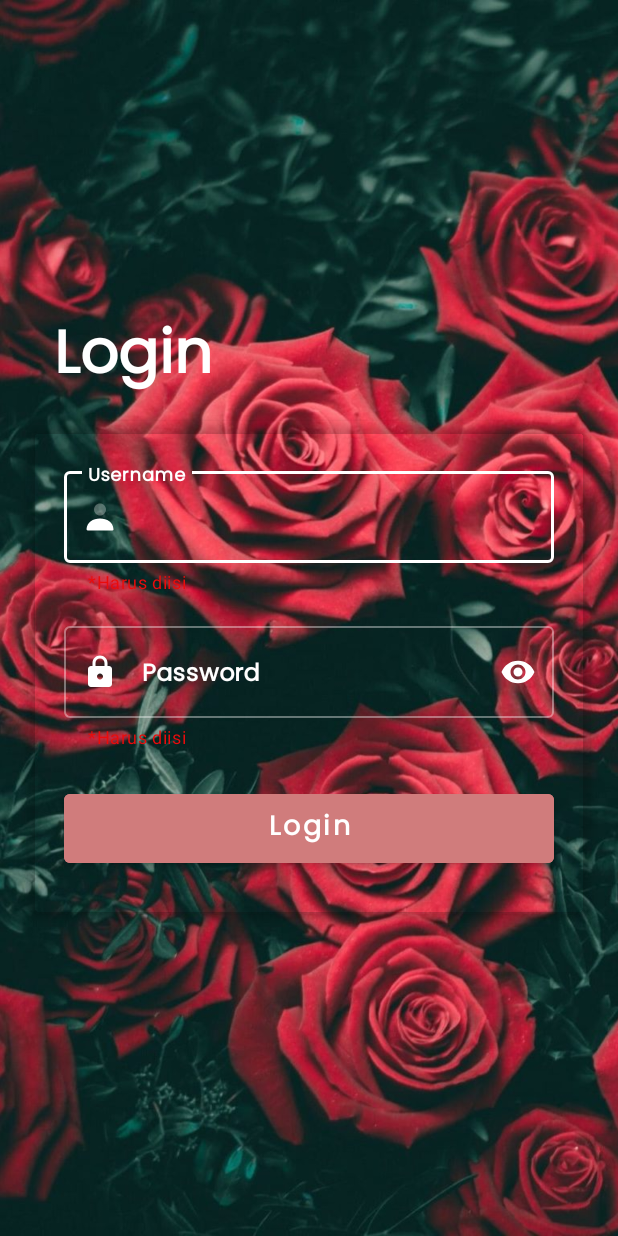
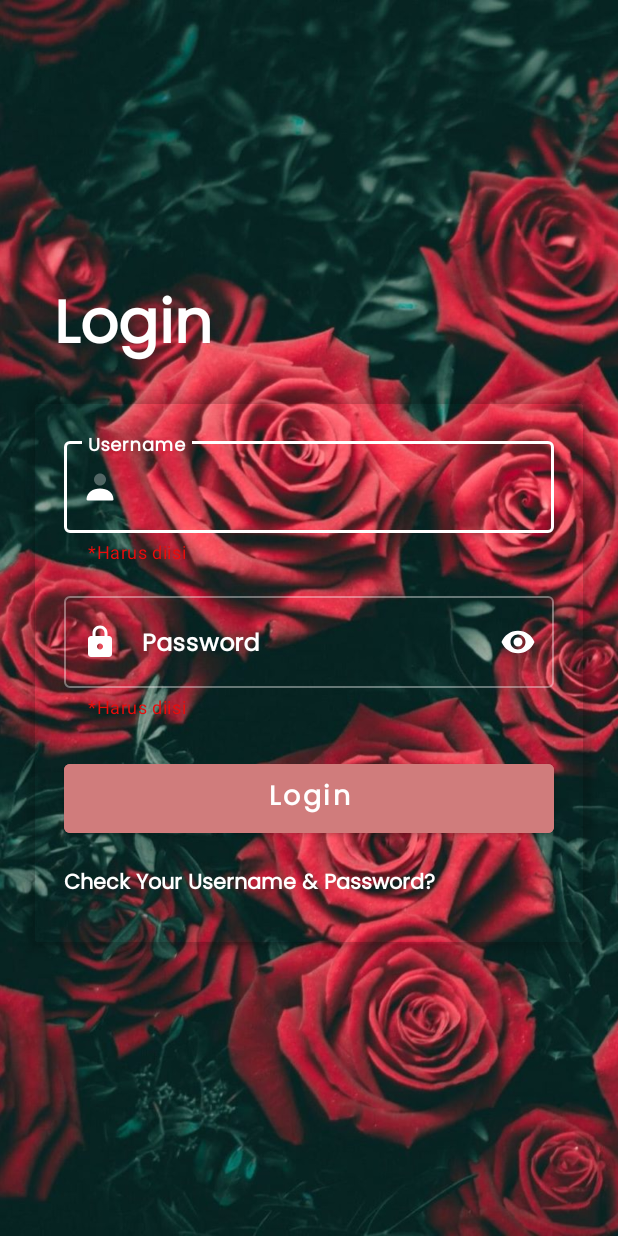
Before and after one commit to chairoel/BddExamProject, an Android app: the screen it shows after launch (LoginActivity), after a tap on "Login", on a phone screen of 412 x 824 dp. Run offline under Robolectric (Android 15) with nearby library versions, the phone set to English and light mode, and no system bars; libraries missing offline, so code that uses them is left out: eightbitlab.com.blurview; plain views replace BlurView; Roboto replaces fonts that are not available here; 1 statement that could not run was skipped.

Commit message:
update UI and add feature check login data

```diff
--- a/app/src/main/java/com/amrul/bdd/roseLover/ui/activity/LoginActivity.kt
+++ b/app/src/main/java/com/amrul/bdd/roseLover/ui/activity/LoginActivity.kt
@@ -1,13 +1,15 @@
 package com.amrul.bdd.roseLover.ui.activity
 
+import android.content.DialogInterface
 import android.content.Intent
+import android.os.Bundle
+import android.widget.Toast
 import androidx.appcompat.app.AppCompatActivity
-import android.os.Bundle
-import android.widget.EditText
-import android.widget.Toast
+import androidx.core.graphics.toColorInt
 import com.amrul.bdd.roseLover.R
 import com.amrul.bdd.roseLover.util.Constant
 import com.amrul.bdd.roseLover.util.Util
+import com.google.android.material.dialog.MaterialAlertDialogBuilder
 import kotlinx.android.synthetic.main.activity_login.*
 
 class LoginActivity : AppCompatActivity() {
@@ -16,6 +18,18 @@ class LoginActivity : AppCompatActivity() {
         setContentView(R.layout.activity_login)
 
         Util.blurBackground(this, blurViewLogin, 10f)
+
+        tvCheckMyLoginData.setOnClickListener {
+            val message = "Username1: ${resources.getString(R.string.username)}" + "\nUsername2: ${
+                resources.getString(R.string.username2)
+            }" + "\nPassword: ${resources.getString(R.string.password)}"
+            MaterialAlertDialogBuilder(this)
+                .setTitle("Informasi Login")
+                .setMessage(message)
+                .setNegativeButton("OK") { dialog: DialogInterface, _: Int ->
+                    dialog.dismiss()
+                }.show()
+        }
 
         btnLogin.setOnClickListener {
             val username = etUsername.text.toString()
@@ -26,25 +40,24 @@ class LoginActivity : AppCompatActivity() {
 
     private fun validateCredential(username: String, password: String) {
 
-        if (username.isEmpty()){
+        if (username.isEmpty()) {
             ilUsername.helperText = Constant.MUST_BE_FIELD
-        } else{
+        } else {
             ilUsername.isHelperTextEnabled = false
         }
 
-        if (password.isEmpty()){
+        if (password.isEmpty()) {
             ilPassword.helperText = Constant.MUST_BE_FIELD
-        } else{
+        } else {
             ilPassword.isHelperTextEnabled = false
         }
 
-        val trueUsername: Boolean = username.isNotEmpty() && username == getString(R.string.username)
-        val trueUsername2: Boolean = username.isNotEmpty() && username == getString(R.string.username2)
-        val truePassword: Boolean = password.isNotEmpty() && password == getString(R.string.password)
+        val trueUsername = username.isNotEmpty() && username == getString(R.string.username)
+        val trueUsername2 = username.isNotEmpty() && username == getString(R.string.username2)
+        val truePassword = password.isNotEmpty() && password == getString(R.string.password)
 
         val login1 = username != getString(R.string.username)
         val login2 = username != getString(R.string.username2)
-        Toast.makeText(this, "login1: $login1, login2: $login2", Toast.LENGTH_SHORT).show()
 
         when {
             username.isNotEmpty() && (login1 && login2)  ->
--- a/app/src/main/res/layout/activity_login.xml
+++ b/app/src/main/res/layout/activity_login.xml
@@ -27,12 +27,12 @@
         <TextView
             android:layout_width="match_parent"
             android:layout_height="wrap_content"
+            android:fontFamily="@font/poppins"
+            android:paddingHorizontal="@dimen/activity_padding_24dp"
             android:text="@string/login"
-            android:paddingHorizontal="@dimen/activity_padding_24dp"
             android:textColor="@color/white_color"
-            android:fontFamily="@font/poppins"
-            android:textStyle="bold"
-            android:textSize="40sp" />
+            android:textSize="40sp"
+            android:textStyle="bold" />
 
         <androidx.cardview.widget.CardView
             android:id="@+id/cardView"
@@ -124,6 +124,17 @@
                         android:textSize="18sp"
                         android:textStyle="bold" />
 
+                    <TextView
+                        android:id="@+id/tvCheckMyLoginData"
+                        style="@style/TextViewItem.white"
+                        android:layout_width="wrap_content"
+                        android:layout_height="wrap_content"
+                        android:layout_marginHorizontal="@dimen/activity_horizontal_margin"
+                        android:layout_marginBottom="@dimen/activity_bottom_margin_16dp"
+                        android:text="@string/check_login_data"
+                        android:textSize="14sp"
+                        android:textStyle="bold" />
+
                 </LinearLayout>
 
             </eightbitlab.com.blurview.BlurView>
--- a/app/src/main/res/values/strings.xml
+++ b/app/src/main/res/values/strings.xml
@@ -205,4 +205,5 @@
         \nuntuk itu lakukan Pemangkasan bagian tanaman yang terserang berat dan semprotlah dengan insektisida Merusol 50 WP, Tokuthion 500 EC, Pegasus 500 SC, Decis 2,5 EC atau yang lainnya pada konsentrasi yang dianjurkan.
     </string>
     <string name="login">Login</string>
+    <string name="check_login_data"><![CDATA[Check Your Username & Password?]]></string>
 </resources>
```
